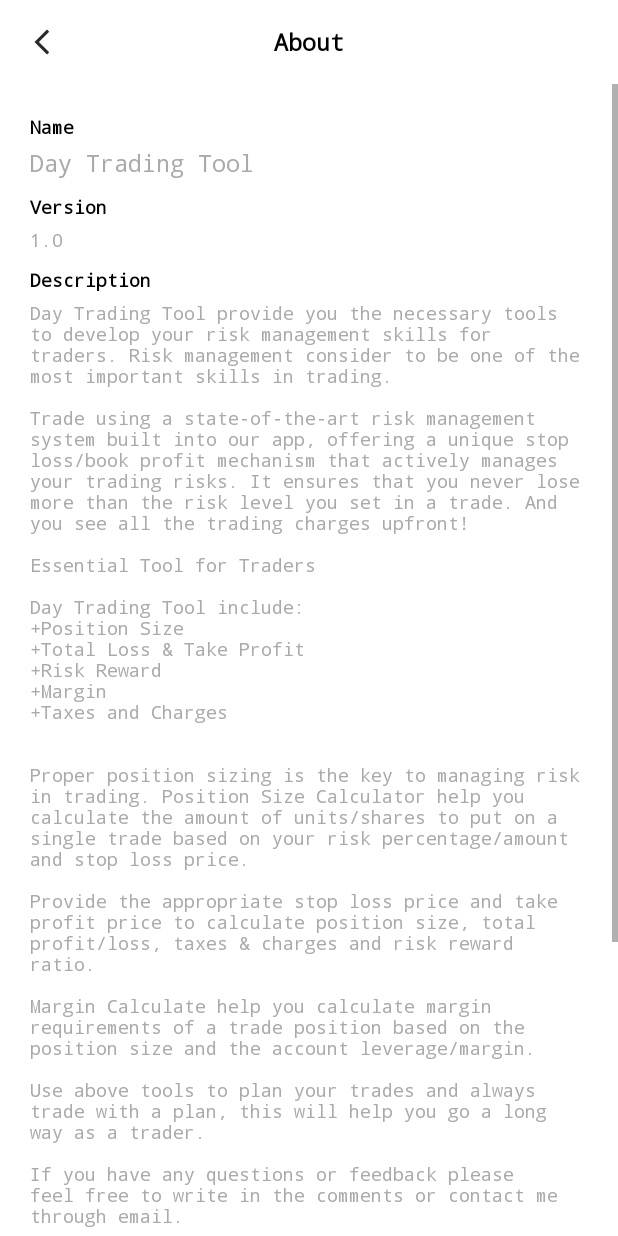
After one commit to snihore/DayTradingTool, an Android app: the AboutActivity screen opened directly, with no data from a screen before it, on a phone screen of 412 x 824 dp. The commit adds this screen. Run offline under Robolectric (Android 15) with nearby library versions, the phone set to English and light mode, and no system bars.

Commit message:
Version 1 Completed

```diff
--- /dev/null
+++ b/app/src/main/java/com/sourabh/daytradingtool/AboutActivity.java
@@ -0,0 +1,84 @@
+package com.sourabh.daytradingtool;
+
+import androidx.appcompat.app.AppCompatActivity;
+
+import android.os.Bundle;
+import android.view.View;
+import android.widget.ImageView;
+import android.widget.TextView;
+
+public class AboutActivity extends AppCompatActivity {
+
+    private TextView version, description;
+    private ImageView backBtn;
+
+    @Override
+    protected void onCreate(Bundle savedInstanceState) {
+        super.onCreate(savedInstanceState);
+        setContentView(R.layout.activity_about);
+
+        initViews();
+    }
+
+    private void initViews() {
+        version = (TextView) findViewById(R.id.about_version);
+
+        description = (TextView) findViewById(R.id.about_description);
+
+        backBtn = (ImageView) findViewById(R.id.about_back_btn);
+
+        setViews();
+
+        backBtn.setOnClickListener(new View.OnClickListener() {
+            @Override
+            public void onClick(View view) {
+                onBackPressed();
+            }
+        });
+    }
+
+    private void setViews() {
+
+        try{
+
+            version.setText(BuildConfig.VERSION_NAME);
+
+            description.setText("Day Trading Tool provide you the necessary tools to develop your risk management skills for traders. Risk management consider to be one of the most important skills in trading. \n" +
+                    "\n" +
+                    "Trade using a state-of-the-art risk management system built into our app, offering a unique stop loss/book profit mechanism that actively manages your trading risks. It ensures that you never lose more than the risk level you set in a trade. And you see all the trading charges upfront!\n" +
+                    "\n" +
+                    "Essential Tool for Traders\n" +
+                    "\n" +
+                    "Day Trading Tool include:\n" +
+                    "+Position Size\n" +
+                    "+Total Loss & Take Profit\n" +
+                    "+Risk Reward\n" +
+                    "+Margin\n" +
+                    "+Taxes and Charges\n" +
+                    "\n" +
+                    "\n" +
+                    "Proper position sizing is the key to managing risk in trading. Position Size Calculator help you calculate the amount of units/shares to put on a single trade based on your risk percentage/amount and stop loss price.\n" +
+                    "\n" +
+                    "Provide the appropriate stop loss price and take profit price to calculate position size, total profit/loss, taxes & charges and risk reward ratio.\n" +
+                    "\n" +
+                    "Margin Calculate help you calculate margin requirements of a trade position based on the position size and the account leverage/margin.\n" +
+                    "\n" +
+                    "Use above tools to plan your trades and always trade with a plan, this will help you go a long way as a trader.\n" +
+                    "\n" +
+                    "If you have any questions or feedback please feel free to write in the comments or contact me through email.\n" +
+                    "\n" +
+                    "Please do not report issues or bugs via Play Store reviews. Instead, feel free to email us for support.\n" +
+                    "\n" +
+                    "CUSTOMER SUPPORT\n" +
+                    "https://instagram.com/daytradingapp/ or e-mail at souravnihore1998@gmail.com\n" +
+                    "\n" +
+                    "Please don't contact support through reviews. \n" +
+                    "It is humble request to report bugs, issues, or communicate questions over e-mail or Instagram page.\n" +
+                    "\n" +
+                    "☺ If you are happy with the app, do show your encouragement for us by reviewing the app with 5 stars.");
+
+        }catch (Exception e){
+            e.printStackTrace();
+        }
+    }
+}
--- a/app/src/main/java/com/sourabh/daytradingtool/MainActivity.java
+++ b/app/src/main/java/com/sourabh/daytradingtool/MainActivity.java
@@ -94,9 +94,17 @@ public class MainActivity extends AppCompatActivity{
                 return;
             }
 
+            if(tradingCapitalData.getMargin() == 0){
+                marginTv.setText(20+"% ");
+            }
+
             tradingCapitalTv.setText("\u20B9 "+ FormatUtils.addCommasInNumber(tradingCapitalData.getTradingCapital())+" ");
             riskPerTradeTv.setText("\u20B9 "+FormatUtils.addCommasInNumber(tradingCapitalData.getRiskPerTrade())+" ");
             marginTv.setText(tradingCapitalData.getMargin()+"% ");
+
+            if(tradingCapitalData.getMargin() == 0){
+                marginTv.setText(20+"% ");
+            }
 
         }catch (Exception e){
             e.printStackTrace();
@@ -443,8 +451,13 @@ public class MainActivity extends AppCompatActivity{
             try {
                 marginEt.setText(floatToString(tradingCapitalData.getMargin()));
 
+
             }catch (Exception e){
                 marginEt.setText(String.valueOf(tradingCapitalData.getMargin()));
+            }
+
+            if(tradingCapitalData.getMargin() == 0){
+                marginEt.setText(String.valueOf(20));
             }
 
         }
--- a/app/src/main/java/com/sourabh/daytradingtool/UserInterface/BottomSheetDashboardOptions.java
+++ b/app/src/main/java/com/sourabh/daytradingtool/UserInterface/BottomSheetDashboardOptions.java
@@ -13,13 +13,14 @@ import android.widget.LinearLayout;
 import androidx.annotation.Nullable;
 
 import com.google.android.material.bottomsheet.BottomSheetDialogFragment;
+import com.sourabh.daytradingtool.AboutActivity;
 import com.sourabh.daytradingtool.Database.FirebaseHandle;
 import com.sourabh.daytradingtool.MainActivity;
 import com.sourabh.daytradingtool.R;
 
 public class BottomSheetDashboardOptions extends BottomSheetDialogFragment implements View.OnClickListener{
 
-    private LinearLayout shareBtn, feedbackBtn;
+    private LinearLayout shareBtn, feedbackBtn, aboutBtn;
 
     @Override
     public View onCreateView(LayoutInflater inflater, @Nullable
@@ -36,9 +37,11 @@ public class BottomSheetDashboardOptions extends BottomSheetDialogFragment imple
     private void initViews(View view) {
         shareBtn = (LinearLayout) view.findViewById(R.id.share_btn);
         feedbackBtn = (LinearLayout) view.findViewById(R.id.feedback_btn);
+        aboutBtn = (LinearLayout)view.findViewById(R.id.about_btn);
 
         shareBtn.setOnClickListener(this);
         feedbackBtn.setOnClickListener(this);
+        aboutBtn.setOnClickListener(this);
     }
 
     @Override
@@ -52,6 +55,12 @@ public class BottomSheetDashboardOptions extends BottomSheetDialogFragment imple
 
             case R.id.feedback_btn:
                 feedback((MainActivity) getActivity());
+                break;
+
+            case R.id.about_btn:
+                Intent intent = new Intent(getActivity(), AboutActivity.class);
+                startActivity(intent);
+                dismiss();
                 break;
         }
     }
--- a/app/src/main/java/com/sourabh/daytradingtool/UserInterface/MarginInfoDialog.java
+++ b/app/src/main/java/com/sourabh/daytradingtool/UserInterface/MarginInfoDialog.java
@@ -1,6 +1,7 @@
 package com.sourabh.daytradingtool.UserInterface;
 
 import android.view.View;
+import android.widget.ImageView;
 import android.widget.TextView;
 
 import androidx.appcompat.app.AlertDialog;
@@ -59,6 +60,17 @@ public class MarginInfoDialog {
         TextView riskPerTradeTv = (TextView)view.findViewById(R.id.margin_info_risk_per_trade);
         TextView marginTv = (TextView)view.findViewById(R.id.margin_info_margin);
 
+        ImageView backBtn = (ImageView) view.findViewById(R.id.margin_info_back_btn);
+
+        backBtn.setOnClickListener(new View.OnClickListener() {
+            @Override
+            public void onClick(View view) {
+                if(dialog != null){
+                    dialog.dismiss();
+                }
+            }
+        });
+
         try{
 
             if(tradingCapitalData != null){
--- a/app/src/main/java/com/sourabh/daytradingtool/UserInterface/SearchStockRecyclerViewAdapter.java
+++ b/app/src/main/java/com/sourabh/daytradingtool/UserInterface/SearchStockRecyclerViewAdapter.java
@@ -118,7 +118,7 @@ public class SearchStockRecyclerViewAdapter extends RecyclerView.Adapter<SearchS
 
                 ArrayList<SearchStockItemDetail> customNameList = new ArrayList<>();
                 customNameList.add(new SearchStockItemDetail(
-                        charSequence.toString(),
+                        charSequence.toString().toUpperCase(),
                         charSequence.toString()
                 ));
 
--- /dev/null
+++ b/app/src/main/res/layout/activity_about.xml
@@ -0,0 +1,112 @@
+<?xml version="1.0" encoding="utf-8"?>
+<RelativeLayout xmlns:android="http://schemas.android.com/apk/res/android"
+    xmlns:app="http://schemas.android.com/apk/res-auto"
+    xmlns:tools="http://schemas.android.com/tools"
+    android:layout_width="match_parent"
+    android:layout_height="match_parent"
+    tools:context=".AboutActivity"
+    android:background="@color/white">
+
+    <RelativeLayout
+        android:id="@+id/about_header"
+        android:layout_width="match_parent"
+        android:layout_height="?attr/actionBarSize">
+
+        <ImageView
+            android:id="@+id/about_back_btn"
+            android:layout_width="?attr/actionBarSize"
+            android:layout_height="?attr/actionBarSize"
+            android:background="?android:selectableItemBackground"
+            android:padding="18dp"
+            android:src="@drawable/ic_baseline_arrow_back_ios_new_24" />
+
+        <TextView
+            android:id="@+id/about_title"
+            android:layout_width="wrap_content"
+            android:layout_height="wrap_content"
+            android:layout_centerInParent="true"
+            android:fontFamily="monospace"
+            android:text="About"
+            android:textColor="@color/black"
+            android:textSize="15sp"
+            android:textStyle="bold" />
+    </RelativeLayout>
+
+    <ScrollView
+        android:layout_width="match_parent"
+        android:layout_height="match_parent"
+        android:layout_below="@+id/about_header">
+        <RelativeLayout
+            android:layout_width="match_parent"
+            android:layout_height="wrap_content">
+
+            <LinearLayout
+                android:layout_width="match_parent"
+                android:layout_height="match_parent"
+                android:orientation="vertical"
+                android:padding="20dp">
+
+                <TextView
+                    android:layout_width="match_parent"
+                    android:layout_height="wrap_content"
+                    android:text="Name"
+                    android:textColor="@color/black"
+                    android:textSize="12sp"
+                    android:textStyle="bold"
+                    android:fontFamily="monospace"
+                    android:layout_marginBottom="5dp"/>
+                <TextView
+                    android:layout_width="match_parent"
+                    android:layout_height="wrap_content"
+                    android:text="Day Trading Tool"
+                    android:textColor="@color/gray"
+                    android:textSize="15sp"
+                    android:fontFamily="monospace"
+                    android:layout_marginBottom="10dp"/>
+
+                <TextView
+                    android:layout_width="match_parent"
+                    android:layout_height="wrap_content"
+                    android:text="Version"
+                    android:textColor="@color/black"
+                    android:textSize="12sp"
+                    android:textStyle="bold"
+                    android:fontFamily="monospace"
+                    android:layout_marginBottom="5dp"/>
+                <TextView
+                    android:id="@+id/about_version"
+                    android:layout_width="match_parent"
+                    android:layout_height="wrap_content"
+                    android:text=""
+                    android:textColor="@color/gray"
+                    android:textSize="12sp"
+                    android:fontFamily="monospace"
+                    android:layout_marginBottom="10dp"/>
+
+                <TextView
+                    android:layout_width="match_parent"
+                    android:layout_height="wrap_content"
+                    android:text="Description"
+                    android:textColor="@color/black"
+                    android:textSize="12sp"
+                    android:textStyle="bold"
+                    android:fontFamily="monospace"
+                    android:layout_marginBottom="5dp"/>
+                <TextView
+                    android:id="@+id/about_description"
+                    android:layout_width="match_parent"
+                    android:layout_height="wrap_content"
+                    android:text=""
+                    android:textColor="@color/gray"
+                    android:textSize="12sp"
+                    android:fontFamily="monospace"
+                    android:layout_marginBottom="10dp"/>
+
+            </LinearLayout>
+
+        </RelativeLayout>
+
+    </ScrollView>
+
+
+</RelativeLayout>
--- a/app/src/main/res/layout/bottom_sheet_dashboard_options.xml
+++ b/app/src/main/res/layout/bottom_sheet_dashboard_options.xml
@@ -60,5 +60,34 @@
             android:padding="15dp"
             android:layout_weight="1"/>
     </LinearLayout>
+    <TextView
+        android:layout_width="match_parent"
+        android:layout_height="1dp"
+        android:background="@color/background"
+        android:layout_marginLeft="20dp"
+        android:layout_marginRight="20dp"/>
+    <LinearLayout
+        android:id="@+id/about_btn"
+        android:layout_width="match_parent"
+        android:layout_height="wrap_content"
+        android:orientation="horizontal"
+        android:gravity="center_vertical"
+        android:paddingLeft="10dp"
+        android:background="?android:selectableItemBackground">
+        <ImageView
+            android:layout_width="40dp"
+            android:layout_height="40dp"
+            android:src="@drawable/ic_baseline_info_24"
+            android:padding="8dp"/>
+        <TextView
+            android:layout_width="wrap_content"
+            android:layout_height="wrap_content"
+            android:text="About"
+            android:fontFamily="monospace"
+            android:textColor="@color/black"
+            android:textSize="15sp"
+            android:padding="15dp"
+            android:layout_weight="1"/>
+    </LinearLayout>
 
 </LinearLayout>
```
Also changed, not shown: app/src/main/AndroidManifest.xml (+6 -3 lines).
